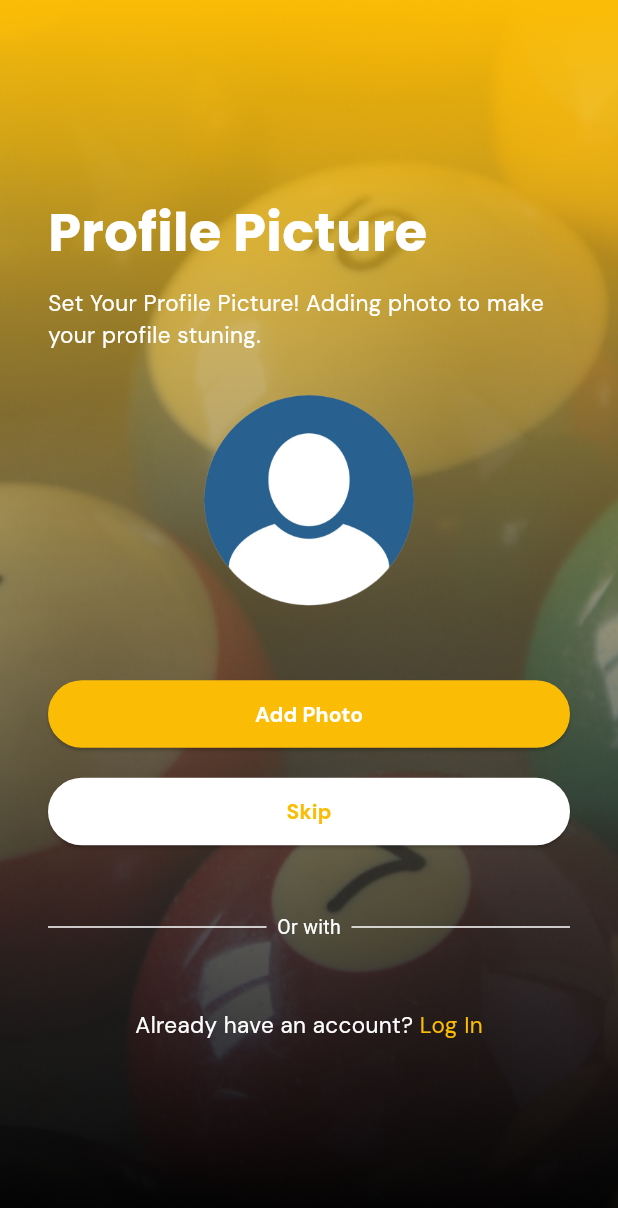
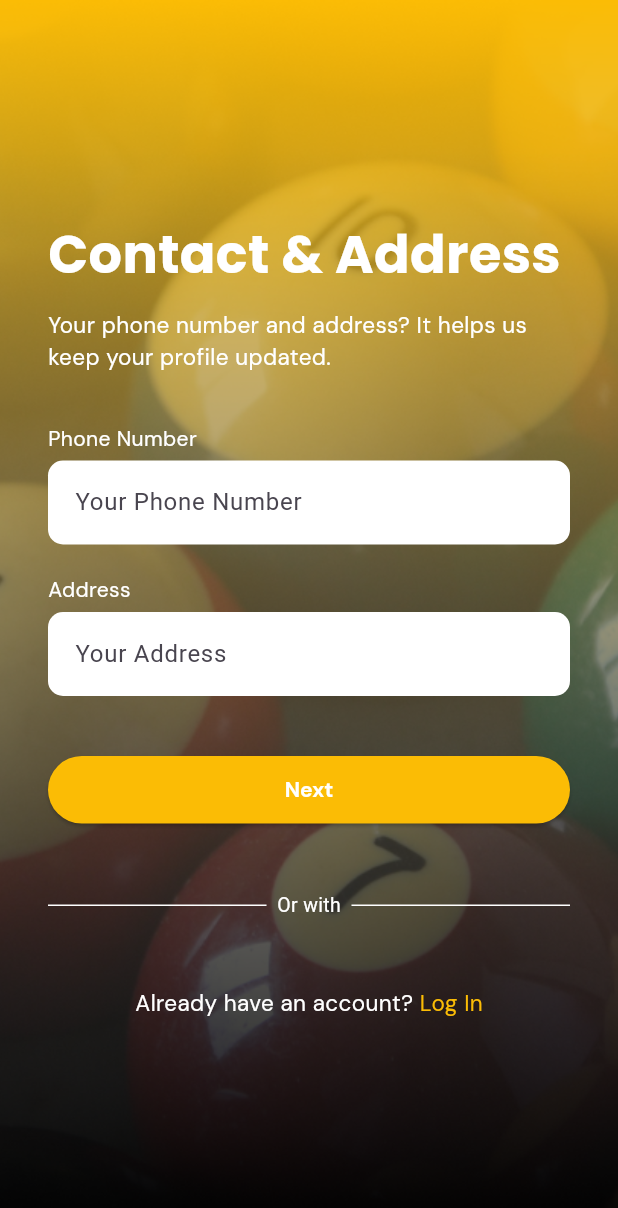
Before and after one commit to nabilahhp/CueBall-Mobile, a Flutter app: the RegisterPage screen opened directly, after a tap on "Next", on a phone screen of 412 x 824 dp. Shown: the top 1208 px of the screen. Run offline on Flutter 3.47's test engine with Material 3 defaults, Android fonts, the phone set to English and light mode, and no system bars; our stand-ins replace google_fonts.

Commit message:
page phone number

```diff
--- a/lib/RegisterPage.dart
+++ b/lib/RegisterPage.dart
@@ -1,5 +1,6 @@
 import 'package:flutter/material.dart';
 import 'package:mobile_bl/main.dart';
+import 'package:mobile_bl/number.dart';
 import 'constans.dart';
 import 'profileadd.dart';
 import 'package:google_fonts/google_fonts.dart';
@@ -146,7 +147,7 @@ class RegisterPage extends StatelessWidget {
                           Navigator.push(
                             context,
                             MaterialPageRoute(
-                                builder: (context) => Profiladd()),
+                                builder: (context) => number()),
                           );
                         },
                         child: Text(
--- /dev/null
+++ b/lib/number.dart
@@ -0,0 +1,184 @@
+import 'package:flutter/material.dart';
+import 'package:mobile_bl/main.dart';
+import 'constans.dart';
+import 'profileadd.dart';
+import 'package:google_fonts/google_fonts.dart';
+
+class number extends StatelessWidget {
+  const number({Key? key}) : super(key: key);
+  @override
+  Widget build(BuildContext context) {
+    return Scaffold(
+      body: Container(
+        decoration: BoxDecoration(
+          image: DecorationImage(
+            image: AssetImage('lib/data/latar.png'),
+            fit: BoxFit.cover,
+          ),
+        ),
+        child: Center(
+          child: Container(
+            margin: EdgeInsets.symmetric(
+              horizontal: 32,
+            ),
+            child: SingleChildScrollView(
+              child: Column(
+                mainAxisAlignment: MainAxisAlignment.center,
+                crossAxisAlignment: CrossAxisAlignment.start,
+                children: [
+                  Text(
+                    'Contact & Address',
+                    style: GoogleFonts.poppins(
+                      fontWeight: FontWeight.w700,
+                      fontSize: 35,
+                      color: Color(0xffffffff),
+                    ),
+                  ),
+                  SizedBox(
+                    height: 11,
+                  ),
+                  Text(
+                    "Your phone number and address? It helps us keep your profile updated.",
+                    style: Interstyle.copyWith(fontSize: 15),
+                    // textAlign: TextAlign.center,
+                  ),
+                  SizedBox(
+                    height: 34,
+                  ),
+                  Column(
+                    crossAxisAlignment: CrossAxisAlignment.start,
+                    mainAxisAlignment: MainAxisAlignment.start,
+                    children: [
+                      Text(
+                        "Phone Number",
+                        style: Interstyle.copyWith(fontSize: 14),
+                      ),
+                      SizedBox(
+                        height: 5,
+                      ),
+                      Container(
+                        width: double.infinity,
+                        decoration: BoxDecoration(
+                          borderRadius: BorderRadius.circular(10),
+                          color: whiteColor,
+                        ),
+                        child: TextField(
+                          decoration: InputDecoration(
+                              border: InputBorder.none,
+                              hintText: "Your Phone Number",
+                              contentPadding: EdgeInsets.symmetric(
+                                  horizontal: 18, vertical: 16)),
+                        ),
+                      ),
+                      SizedBox(
+                        height: 20,
+                      ),
+                      Text(
+                        "Address",
+                        style: Interstyle.copyWith(
+                          fontSize: 14,
+                        ),
+                      ),
+                      SizedBox(
+                        height: 5,
+                      ),
+                      Container(
+                        width: double.infinity,
+                        decoration: BoxDecoration(
+                          borderRadius: BorderRadius.circular(10),
+                          color: whiteColor,
+                        ),
+                        child: TextField(
+                          decoration: InputDecoration(
+                              border: InputBorder.none,
+                              hintText: "Your Address",
+                              contentPadding: EdgeInsets.symmetric(
+                                  horizontal: 18, vertical: 16)),
+                        ),
+                      ),
+
+                    ],
+                  ),
+                  SizedBox(
+                    height: 40,
+                  ),
+                  Container(
+                      width: double.infinity,
+                      // margin: EdgeInsets.symmetric(horizontal: 10),
+                      height: 45,
+                      child: ElevatedButton(
+                        onPressed: () {
+                          Navigator.push(
+                            context,
+                            MaterialPageRoute(
+                                builder: (context) => Profiladd()),
+                          );
+                        },
+                        child: Text(
+                          "Next",
+                          style:
+                              Interstyle.copyWith(fontWeight: FontWeight.bold),
+                        ),
+                        style: ElevatedButton.styleFrom(
+                            backgroundColor: buttonColor),
+                      )),
+                  SizedBox(
+                    height: 45,
+                  ),
+                  Row(
+                    children: <Widget>[
+                      Expanded(
+                        child: Divider(
+                          color: Colors.white,
+                        ),
+                      ),
+                      Padding(
+                        padding: EdgeInsets.symmetric(horizontal: 7.0),
+                        child: Text(
+                          "Or with",
+                          style: TextStyle(
+                              color: Color(0xfffffffff), fontSize: 13),
+                        ),
+                      ),
+                      Expanded(
+                        child: Divider(
+                          color: Colors.white,
+                        ),
+                      ),
+                    ],
+                  ),
+                  SizedBox(
+                    height: 45,
+                  ),
+                  Row(
+                    mainAxisAlignment: MainAxisAlignment.center,
+                    children: [
+                      Text(
+                        "Already have an account? ",
+                        style: Interstyle.copyWith(fontSize: 15),
+                      ),
+                      GestureDetector(
+                        onTap: () {
+                          // Navigasi ke halaman pendaftaran
+                          Navigator.push(
+                            context,
+                            MaterialPageRoute(
+                                builder: (context) => LoginPage()),
+                          );
+                        },
+                        child: Text(
+                          "Log In",
+                          style: Interrrstyle.copyWith(fontSize: 15),
+                        ),
+                      ),
+                    ],
+                  )
+                ],
+              ),
+            ),
+          ),
+        ),
+      ),
+    );
+  }
+}
--- a/lib/profileadd.dart
+++ b/lib/profileadd.dart
@@ -86,7 +86,7 @@ class Profiladd extends StatelessWidget {
                       child: ElevatedButton(
                         onPressed: () {},
                         child: Text(
-                          "Skip",
+                          "Next",
                           style: Interrrstyle.copyWith(
                               fontWeight: FontWeight.bold),
                         ),
```
Also changed, not shown: lib/pass.dart (added).
